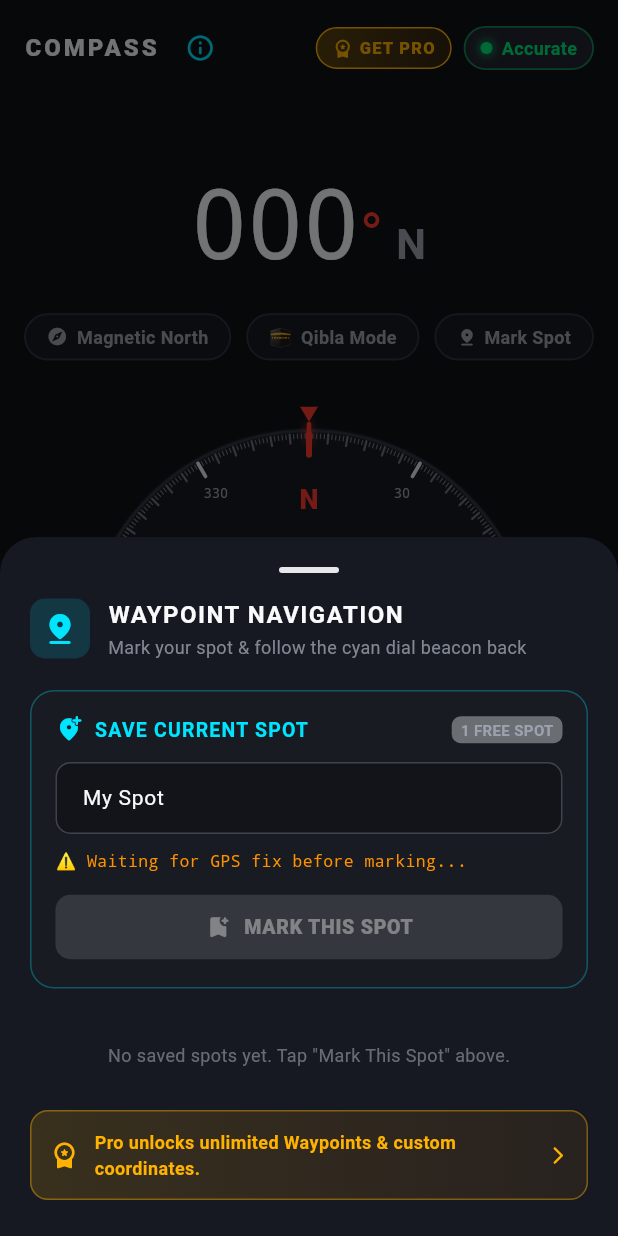
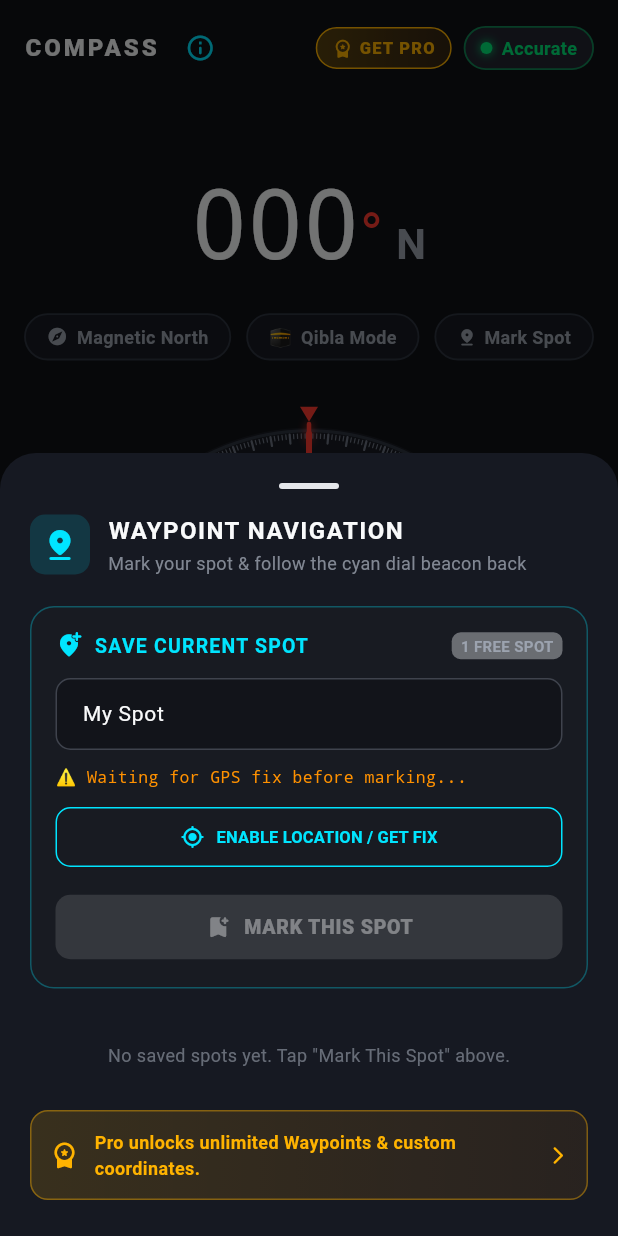
Before and after one commit to chittarn/compass-app, a Flutter app: the screen it shows after launch, after a tap on "Mark Spot", on a phone screen of 412 x 824 dp. Run offline on Flutter 3.47's test engine with Material 3 defaults, Android fonts, the phone set to English and light mode, and no system bars; our stand-ins replace flutter_compass, flutter_riverpod, geolocator, google_mobile_ads, sensors_plus, shared_preferences; network calls fail.

Commit message:
fix: Auto-request location permission and add manual GPS acquire button in Waypoint modal (v1.0.8+10)

```diff
--- a/lib/features/compass/presentation/compass_screen.dart
+++ b/lib/features/compass/presentation/compass_screen.dart
@@ -467,7 +467,10 @@ class _CompassScreenState extends ConsumerState<CompassScreen> {
 
                 // Waypoint Navigation / Mark Spot Pill
                 GestureDetector(
-                  onTap: () => WaypointModal.show(context),
+                  onTap: () {
+                    controller.requestGpsPermissionAndFix();
+                    WaypointModal.show(context);
+                  },
                   child: Container(
                     padding: const EdgeInsets.symmetric(horizontal: 14, vertical: 6),
                     decoration: BoxDecoration(
--- a/lib/features/compass/presentation/controllers/compass_controller.dart
+++ b/lib/features/compass/presentation/controllers/compass_controller.dart
@@ -114,6 +114,45 @@ class CompassController extends StateNotifier<CompassState> {
         _startGpsStream();
       }
     } catch (_) {}
+  }
+
+  /// Explicitly requests location permission and acquires an active GPS fix
+  Future<bool> requestGpsPermissionAndFix() async {
+    try {
+      bool serviceEnabled = await Geolocator.isLocationServiceEnabled();
+      if (!serviceEnabled) {
+        await Geolocator.openLocationSettings();
+        return false;
+      }
+
+      LocationPermission permission = await Geolocator.checkPermission();
+      if (permission == LocationPermission.denied) {
+        permission = await Geolocator.requestPermission();
+        if (permission == LocationPermission.denied ||
+            permission == LocationPermission.deniedForever) {
+          return false;
+        }
+      }
+
+      state = state.copyWith(hasLocationPermission: true);
+      _startGpsStream();
+
+      // Quick last known position
+      final lastPos = await Geolocator.getLastKnownPosition();
+      if (lastPos != null) {
+        _updatePosition(lastPos);
+      }
+
+      // High accuracy current position
+      final currentPos = await Geolocator.getCurrentPosition(
+        desiredAccuracy: LocationAccuracy.high,
+        timeLimit: const Duration(seconds: 8),
+      );
+      _updatePosition(currentPos);
+      return true;
+    } catch (_) {
+      return state.latitude != null && state.longitude != null;
+    }
   }
 
   void _startGpsStream() {
--- a/lib/features/waypoints/presentation/waypoint_modal.dart
+++ b/lib/features/waypoints/presentation/waypoint_modal.dart
@@ -25,6 +25,25 @@ class WaypointModal extends ConsumerStatefulWidget {
 
 class _WaypointModalState extends ConsumerState<WaypointModal> {
   final TextEditingController _titleController = TextEditingController(text: 'My Spot');
+  bool _isAcquiring = false;
+
+  @override
+  void initState() {
+    super.initState();
+    WidgetsBinding.instance.addPostFrameCallback((_) {
+      _acquireGps();
+    });
+  }
+
+  Future<void> _acquireGps() async {
+    final compassState = ref.read(compassControllerProvider);
+    if (compassState.latitude != null && compassState.longitude != null) return;
+    setState(() => _isAcquiring = true);
+    await ref.read(compassControllerProvider.notifier).requestGpsPermissionAndFix();
+    if (mounted) {
+      setState(() => _isAcquiring = false);
+    }
+  }
 
   @override
   void dispose() {
@@ -189,13 +208,40 @@ class _WaypointModalState extends ConsumerState<WaypointModal> {
                   Text(
                     hasGps
                         ? 'Fix: ${compassState.formattedCoordinates}'
-                        : '⚠️ Waiting for GPS fix before marking...',
+                        : (_isAcquiring
+                            ? '📡 Contacting GPS satellites for coordinates...'
+                            : '⚠️ Waiting for GPS fix before marking...'),
                     style: TextStyle(
                       color: hasGps ? AppColors.textSecondary : AppColors.accentAmber,
                       fontSize: 11,
                       fontFamily: 'monospace',
                     ),
                   ),
+
+                  if (!hasGps) ...[
+                    const SizedBox(height: 8),
+                    OutlinedButton.icon(
+                      style: OutlinedButton.styleFrom(
+                        foregroundColor: const Color(0xFF00E5FF),
+                        side: const BorderSide(color: Color(0xFF00E5FF)),
+                        padding: const EdgeInsets.symmetric(vertical: 8),
+                        shape: RoundedRectangleBorder(borderRadius: BorderRadius.circular(10)),
+                      ),
+                      icon: _isAcquiring
+                          ? const SizedBox(
+                              width: 14,
+                              height: 14,
+                              child: CircularProgressIndicator(strokeWidth: 2, color: Color(0xFF00E5FF)),
+                            )
+                          : const Icon(Icons.my_location_rounded, size: 16),
+                      label: Text(
+                        _isAcquiring ? 'ACQUIRING FIX...' : 'ENABLE LOCATION / GET FIX',
+                        style: const TextStyle(fontSize: 11, fontWeight: FontWeight.bold),
+                      ),
+                      onPressed: _isAcquiring ? null : _acquireGps,
+                    ),
+                  ],
+
                   const SizedBox(height: 12),
 
                   // Save Spot Button
--- a/pubspec.yaml
+++ b/pubspec.yaml
@@ -1,7 +1,7 @@
 name: compass_app
 description: "A high-performance Flutter compass with smooth animations, haptics, and calibration alerts."
 publish_to: 'none'
-version: 1.0.8+9
+version: 1.0.8+10
 
 environment:
   sdk: '>=3.2.0 <4.0.0'
```
